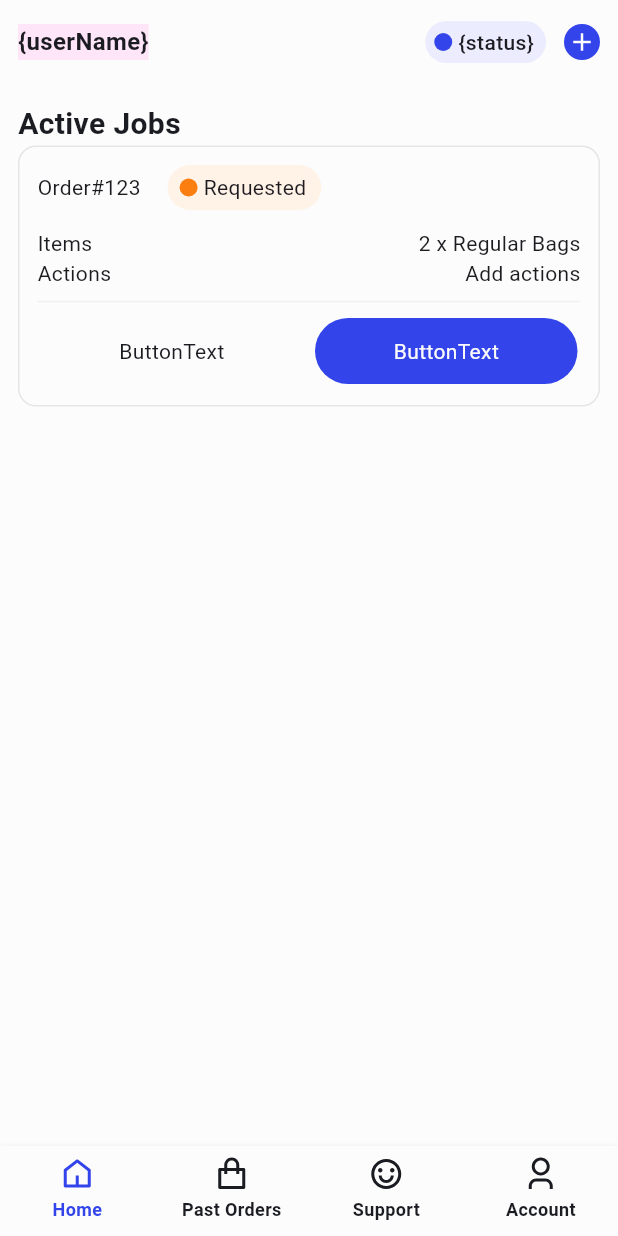
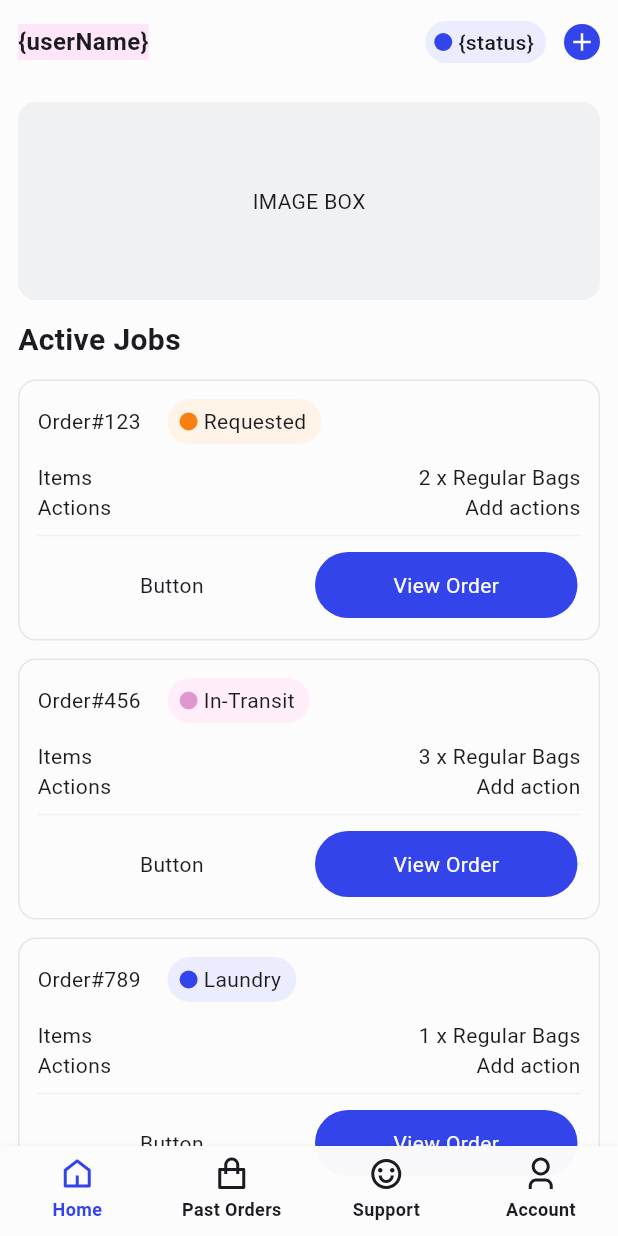
Before and after one commit to markruzo/booka_app, a Flutter app: the screen it shows after launch, on a phone screen of 412 x 824 dp. Run offline on Flutter 3.47's test engine with Material 3 defaults, Android fonts, the phone set to English and light mode, and no system bars; our stand-ins replace cloud_firestore, firebase_auth, firebase_core, flutter_svg, google_sign_in; accounts and stored records are empty; Roboto replaces fonts that are missing (Dm Sans).

Commit message:
MediaQueryData

```diff
--- a/lib/app.dart
+++ b/lib/app.dart
@@ -4,7 +4,16 @@ import 'package:booka_service_app/json/order.dart';
 import 'package:flutter/material.dart';
 
 class App extends StatefulWidget {
-  const App({super.key});
+  final TargetPlatform? platform;
+  final double screenWidth;
+  final double screenHeight;
+
+  const App({
+    super.key,
+    this.platform,
+    required this.screenWidth,
+    required this.screenHeight,
+  });
 
   @override
   State<App> createState() => _AppState();
--- /dev/null
+++ b/lib/core/widgets/button_action.dart
@@ -0,0 +1,48 @@
+import 'package:booka_service_app/core/widgets/order_model.dart';
+import 'package:flutter/material.dart';
+
+class ActionButton extends StatelessWidget {
+  const ActionButton({
+    super.key,
+    required this.order,
+    required this.backgroundColor,
+    required this.badgeColor,
+  });
+
+  final Order order;
+
+  final Color backgroundColor;
+  final Color badgeColor;
+
+  @override
+  Widget build(BuildContext context) {
+    return Container(
+      decoration: BoxDecoration(
+        borderRadius: BorderRadius.circular(100),
+        color: backgroundColor,
+      ),
+      child: Padding(
+        padding: const EdgeInsets.only(
+          left: 8,
+          right: 10,
+          top: 5,
+          bottom: 5,
+        ),
+        child: Row(
+          children: [
+            Container(
+              height: 12,
+              width: 12,
+              decoration: BoxDecoration(
+                shape: BoxShape.circle,
+                color: badgeColor,
+              ),
+            ),
+            const SizedBox(width: 4),
+            Text(order.status),
+          ],
+        ),
+      ),
+    );
+  }
+}
--- a/lib/core/widgets/order_card.dart
+++ b/lib/core/widgets/order_card.dart
@@ -1,5 +1,6 @@
 // lib/widgets/order_card.dart
 import 'package:booka_service_app/core/styles/colors.dart';
+import 'package:booka_service_app/core/widgets/button_action.dart';
 import 'package:booka_service_app/core/widgets/order_model.dart';
 import 'package:flutter/material.dart';
 
@@ -9,11 +10,15 @@ class OrderCard extends StatelessWidget {
     required this.order,
     required this.firstButtonText,
     required this.secondButtonText,
+    required this.backgroundColor,
+    required this.badgeColor,
   });
 
   final Order order;
   final String firstButtonText;
   final String secondButtonText;
+  final Color backgroundColor;
+  final Color badgeColor;
 
   @override
   Widget build(BuildContext context) {
@@ -32,33 +37,10 @@ class OrderCard extends StatelessWidget {
               children: [
                 Text('Order#${order.orderNumber}'),
                 const SizedBox(width: 18),
-                Container(
-                  decoration: BoxDecoration(
-                    borderRadius: BorderRadius.circular(100),
-                    color: kColorRequested,
-                  ),
-                  child: Padding(
-                    padding: const EdgeInsets.only(
-                      left: 8,
-                      right: 10,
-                      top: 5,
-                      bottom: 5,
-                    ),
-                    child: Row(
-                      children: [
-                        Container(
-                          height: 12,
-                          width: 12,
-                          decoration: const BoxDecoration(
-                            shape: BoxShape.circle,
-                            color: kColorRequestedIcon,
-                          ),
-                        ),
-                        const SizedBox(width: 4),
-                        Text(order.status),
-                      ],
-                    ),
-                  ),
+                ActionButton(
+                  order: order,
+                  backgroundColor: backgroundColor,
+                  badgeColor: badgeColor,
                 ),
               ],
             ),
--- a/lib/features/home/home_screen.dart
+++ b/lib/features/home/home_screen.dart
@@ -22,6 +22,15 @@ class HomeScreen extends StatelessWidget {
                 child: ListView(
                   physics: const BouncingScrollPhysics(),
                   children: [
+                    Container(
+                      height: 132,
+                      decoration: BoxDecoration(
+                        borderRadius: BorderRadius.circular(12),
+                        color: kColorDisabled,
+                      ),
+                      child: const Center(child: Text('IMAGE BOX')),
+                    ),
+                    const SizedBox(height: 12),
                     const Text(
                       'Active Jobs',
                       style: TextStyle(
@@ -30,16 +39,45 @@ class HomeScreen extends StatelessWidget {
                         color: kColorBlack,
                       ),
                     ),
+                    const SizedBox(height: 12),
                     OrderCard(
-                      firstButtonText: 'ButtonText',
-                      secondButtonText: 'ButtonText',
+                      firstButtonText: 'Button',
+                      secondButtonText: 'View Order',
                       order: Order(
                         orderNumber: '123',
                         status: 'Requested',
                         items: '2 x Regular Bags',
                         actions: 'Add actions',
                       ),
-                    )
+                      backgroundColor: kColorRequested,
+                      badgeColor: kColorRequestedIcon,
+                    ),
+                    const SizedBox(height: 12),
+                    OrderCard(
+                      firstButtonText: 'Button',
+                      secondButtonText: 'View Order',
+                      order: Order(
+                        orderNumber: '456',
+                        status: 'In-Transit',
+                        items: '3 x Regular Bags',
+                        actions: 'Add action',
+                      ),
+                      backgroundColor: kColorInTransit,
+                      badgeColor: kColorInTransitIcon,
+                    ),
+                    const SizedBox(height: 12),
+                    OrderCard(
+                      firstButtonText: 'Button',
+                      secondButtonText: 'View Order',
+                      order: Order(
+                        orderNumber: '789',
+                        status: 'Laundry',
+                        items: '1 x Regular Bags',
+                        actions: 'Add action',
+                      ),
+                      backgroundColor: kColorLaundry,
+                      badgeColor: kColorLaundryIcon,
+                    ),
                   ],
                 ),
               ),
--- a/lib/main.dart
+++ b/lib/main.dart
@@ -1,3 +1,5 @@
+import 'dart:io' show Platform;
+
 import 'package:booka_service_app/app.dart';
 import 'package:firebase_core/firebase_core.dart';
 import 'package:flutter/material.dart';
@@ -9,5 +11,30 @@ void main() async {
   await Firebase.initializeApp(
     options: DefaultFirebaseOptions.currentPlatform,
   );
-  runApp(const App());
+
+  runApp(const MyApp());
 }
+
+class MyApp extends StatelessWidget {
+  const MyApp({super.key});
+
+  @override
+  Widget build(BuildContext context) {
+    TargetPlatform? platform;
+    if (Platform.isAndroid) {
+      platform = TargetPlatform.android;
+    } else if (Platform.isIOS) {
+      platform = TargetPlatform.iOS;
+    }
+
+    final MediaQueryData mediaQuery = MediaQuery.of(context);
+    double screenWidth = mediaQuery.size.width;
+    double screenHeight = mediaQuery.size.height;
+
+    return App(
+      platform: platform,
+      screenWidth: screenWidth,
+      screenHeight: screenHeight,
+    );
+  }
+}
```
Also changed, not shown: lib/core/widgets/searcbar_widget.dart (added, +101 -0 lines), 1 other file.
